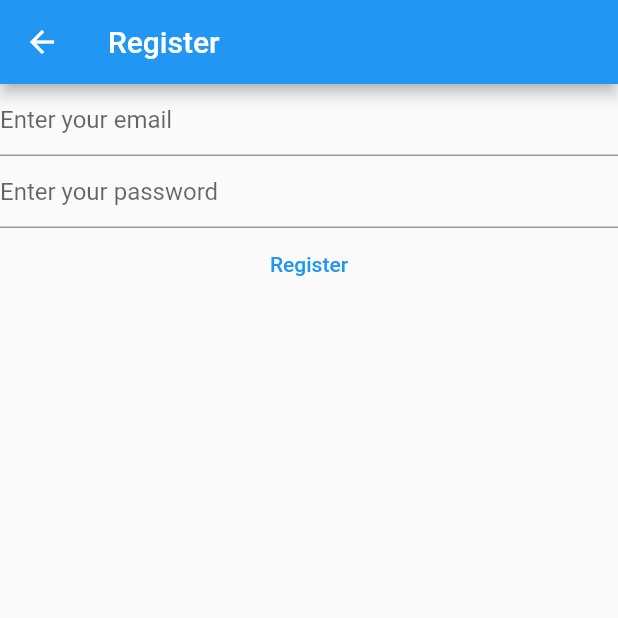
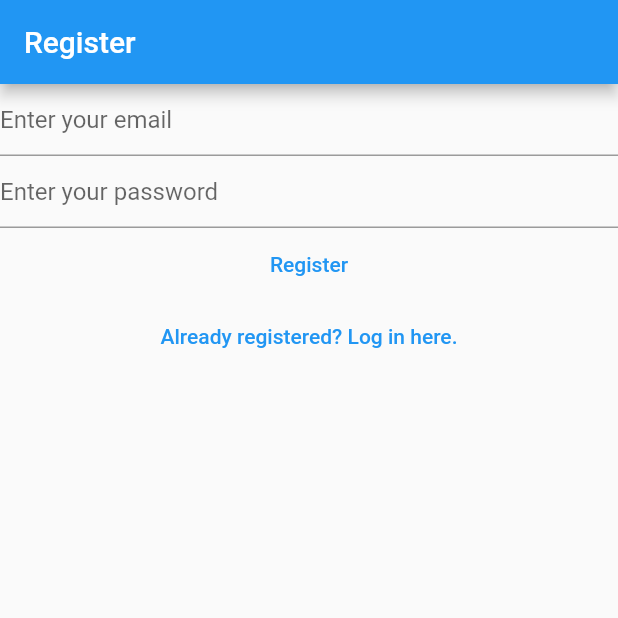
Before and after one commit to nxj1129/NotesApp, a Flutter app: the RegisterView screen opened directly, on a phone screen of 412 x 824 dp, the top half of it. Run offline on Flutter 3.47's test engine with Material 2 defaults, Android fonts, the phone set to English and light mode, and no system bars; our stand-ins replace firebase_auth, firebase_core; accounts and stored records are empty.

Commit message:
Added navigation for register and login views

```diff
--- a/lib/views/register_view.dart
+++ b/lib/views/register_view.dart
@@ -1,7 +1,5 @@
 import 'package:firebase_auth/firebase_auth.dart';
-import 'package:firebase_core/firebase_core.dart';
 import 'package:flutter/material.dart';
-import 'package:testproject/firebase_options.dart';
 
 class RegisterView extends StatefulWidget {
   const RegisterView({super.key});
@@ -35,30 +33,21 @@ class _RegisterViewState extends State<RegisterView> {
       appBar: AppBar(
         title: const Text('Register'),
       ),
-      body: FutureBuilder(
-        future: Firebase.initializeApp(
-          options: DefaultFirebaseOptions.currentPlatform,
-        ),
-        builder: (context, snapshot) {
-          switch (snapshot.connectionState) {
-            case ConnectionState.done:
-              return Column(
+      body: Column(
         children: [
           TextField(
             controller: _email,
             enableSuggestions: false,
             autocorrect: false,
             keyboardType: TextInputType.emailAddress,
-                    decoration:
-                        const InputDecoration(hintText: 'Enter your email'),
+            decoration: const InputDecoration(hintText: 'Enter your email'),
           ),
           TextField(
             controller: _password,
             obscureText: true,
             enableSuggestions: false,
             autocorrect: false,
-                    decoration:
-                        const InputDecoration(hintText: 'Enter your password'),
+            decoration: const InputDecoration(hintText: 'Enter your password'),
           ),
           TextButton(
             onPressed: () async {
@@ -80,12 +69,13 @@ class _RegisterViewState extends State<RegisterView> {
             },
             child: const Text('Register'),
           ),
+          TextButton(
+              onPressed: () {
+                Navigator.of(context)
+                    .pushNamedAndRemoveUntil('/login/', (route) => false);
+              },
+              child: const Text('Already registered? Log in here.'))
         ],
-              );
-            default:
-              return const Text('Loading...');
-          }
-        },
       ),
     );
   }
```
Also changed, not shown: lib/main.dart (+15 -9 lines), lib/views/login_view.dart (+9 -19 lines), lib/views/verify_email_view.dart (added, +31 -0 lines). Lines whose indentation alone changed are shown as unchanged.
